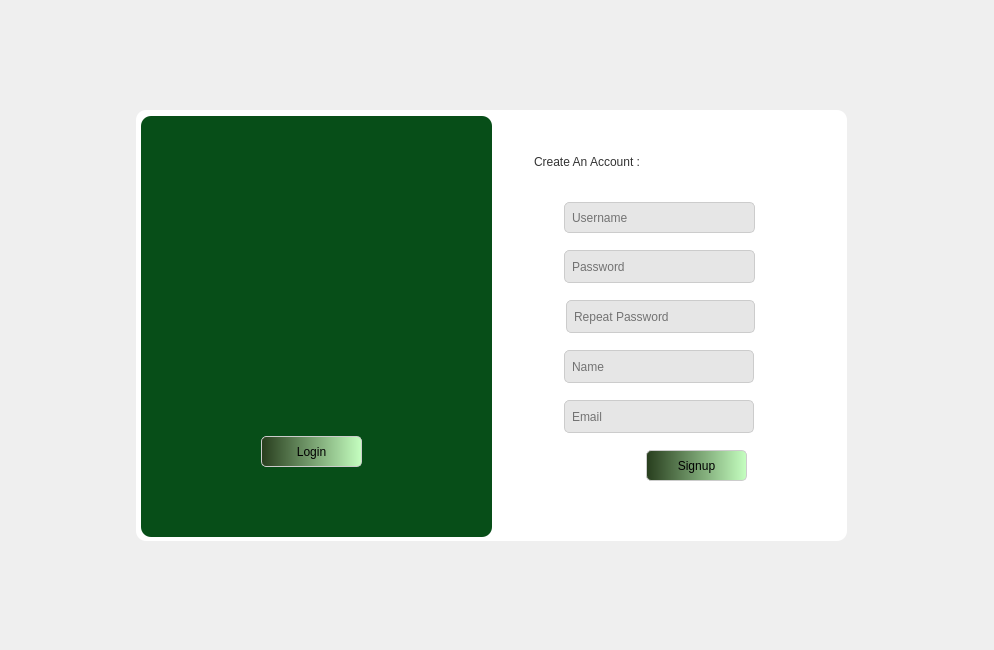
amir-h-A-0001/DS-SocialNetwork, file SocialNetwork/login_signup.ui: the form before one commit.
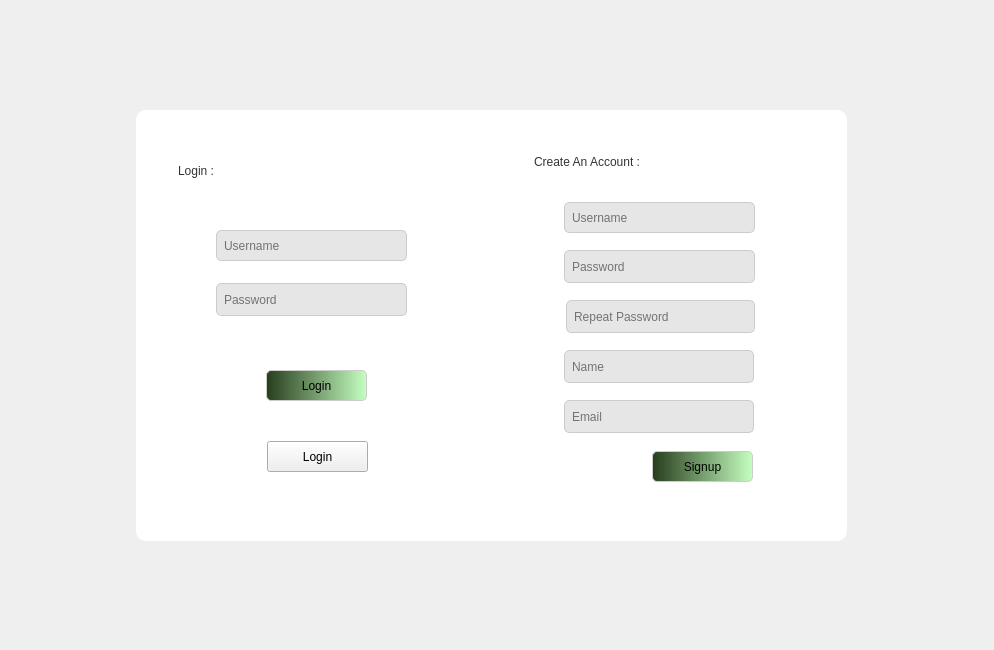
The form after the commit. Icons and pictures are not drawn.

Commit message: set background for picture frame in signup and login window

```diff
--- a/SocialNetwork/login_signup.ui
+++ b/SocialNetwork/login_signup.ui
@@ -34,13 +34,13 @@
     </property>
     <property name="styleSheet">
      <string notr="true">QFrame {
-	background-color: rgb(255, 255, 255);
 	border-radius: 10px;
+	background-color: rgb(255, 255, 255);
 }
+
 QLineEdit {
 	background-color: rgb(230, 230, 230);
-	
-	font: 10pt &quot;HvDTrial Brandon Text&quot;;
+	font: 10pt &quot;Dosis&quot;;
     border: 1px solid #cccccc;
     border-radius: 5px;
     padding: 5px;
@@ -57,7 +57,7 @@
 
 QPushButton {
   /* background-color: rgb(230, 230, 230);*/
-	font: 9pt &quot;HvDTrial Brandon Text&quot;;
+	font: 10pt &quot;Dosis&quot;;
 	background-color: qlineargradient(spread:pad, x1:0, y1:0, x2:1, y2:0, stop:0 rgba(39, 61, 29, 255), stop:1 rgba(197, 255, 192, 255));
 	color: rgb(0, 0, 0);
     border: 1px solid #cccccc;
@@ -69,7 +69,7 @@
 
 QLabel {
     color: #333333;
-	font: 10pt &quot;HvDTrial Brandon Text&quot;;
+	font: 12pt &quot;Dosis&quot;;
     background-color: transparent;
     padding: 5px;
 }
@@ -82,50 +82,6 @@
     <property name="frameShadow">
      <enum>QFrame::Shadow::Raised</enum>
     </property>
-    <widget class="QFrame" name="picture">
-     <property name="geometry">
-      <rect>
-       <x>5</x>
-       <y>6</y>
-       <width>351</width>
-       <height>421</height>
-      </rect>
-     </property>
-     <property name="sizePolicy">
-      <sizepolicy hsizetype="Fixed" vsizetype="Fixed">
-       <horstretch>0</horstretch>
-       <verstretch>0</verstretch>
-      </sizepolicy>
-     </property>
-     <property name="styleSheet">
-      <string notr="true">QFrame {
-	background-color: rgb(7, 78, 24)
-}
-</string>
-     </property>
-     <property name="frameShape">
-      <enum>QFrame::Shape::StyledPanel</enum>
-     </property>
-     <property name="frameShadow">
-      <enum>QFrame::Shadow::Raised</enum>
-     </property>
-     <widget class="QPushButton" name="openLoginSignupPB">
-      <property name="geometry">
-       <rect>
-        <x>120</x>
-        <y>320</y>
-        <width>101</width>
-        <height>31</height>
-       </rect>
-      </property>
-      <property name="text">
-       <string>Login</string>
-      </property>
-      <property name="checkable">
-       <bool>true</bool>
-      </property>
-     </widget>
-    </widget>
     <widget class="QLineEdit" name="nameLE">
      <property name="geometry">
       <rect>
@@ -286,8 +242,8 @@
     <widget class="QPushButton" name="signupPB">
      <property name="geometry">
       <rect>
-       <x>510</x>
-       <y>340</y>
+       <x>516</x>
+       <y>341</y>
        <width>101</width>
        <height>31</height>
       </rect>
@@ -302,6 +258,102 @@
       <string>Signup</string>
      </property>
     </widget>
+    <widget class="QLabel" name="loginLB">
+     <property name="geometry">
+      <rect>
+       <x>34</x>
+       <y>40</y>
+       <width>161</width>
+       <height>41</height>
+      </rect>
+     </property>
+     <property name="styleSheet">
+      <string notr="true">background : transparent;</string>
+     </property>
+     <property name="text">
+      <string>Login : </string>
+     </property>
+    </widget>
+    <widget class="QLabel" name="passwordLoginERLB">
+     <property name="geometry">
+      <rect>
+       <x>85</x>
+       <y>207</y>
+       <width>181</width>
+       <height>21</height>
+      </rect>
+     </property>
+     <property name="styleSheet">
+      <string notr="true">background : transparent;</string>
+     </property>
+     <property name="text">
+      <string/>
+     </property>
+    </widget>
+    <widget class="QPushButton" name="loginPB">
+     <property name="geometry">
+      <rect>
+       <x>130</x>
+       <y>260</y>
+       <width>101</width>
+       <height>31</height>
+      </rect>
+     </property>
+     <property name="sizePolicy">
+      <sizepolicy hsizetype="Fixed" vsizetype="Fixed">
+       <horstretch>0</horstretch>
+       <verstretch>0</verstretch>
+      </sizepolicy>
+     </property>
+     <property name="text">
+      <string>Login</string>
+     </property>
+    </widget>
+    <widget class="QLineEdit" name="passwordLoginLE">
+     <property name="geometry">
+      <rect>
+       <x>80</x>
+       <y>173</y>
+       <width>191</width>
+       <height>33</height>
+      </rect>
+     </property>
+     <property name="text">
+      <string/>
+     </property>
+     <property name="placeholderText">
+      <string>Password</string>
+     </property>
+    </widget>
+    <widget class="QLabel" name="usernameLoginERLB">
+     <property name="geometry">
+      <rect>
+       <x>85</x>
+       <y>151</y>
+       <width>181</width>
+       <height>21</height>
+      </rect>
+     </property>
+     <property name="styleSheet">
+      <string notr="true">background : transparent;</string>
+     </property>
+     <property name="text">
+      <string/>
+     </property>
+    </widget>
+    <widget class="QLineEdit" name="usernameLoginLE">
+     <property name="geometry">
+      <rect>
+       <x>80</x>
+       <y>120</y>
+       <width>191</width>
+       <height>31</height>
+      </rect>
+     </property>
+     <property name="placeholderText">
+      <string>Username</string>
+     </property>
+    </widget>
     <zorder>emailLE</zorder>
     <zorder>passwordLE</zorder>
     <zorder>signupPB</zorder>
@@ -314,7 +366,69 @@
     <zorder>rpPasswordERLB</zorder>
     <zorder>nameERLB</zorder>
     <zorder>emailERLB</zorder>
-    <zorder>picture</zorder>
+    <zorder>loginLB</zorder>
+    <zorder>passwordLoginERLB</zorder>
+    <zorder>loginPB</zorder>
+    <zorder>passwordLoginLE</zorder>
+    <zorder>usernameLoginERLB</zorder>
+    <zorder>usernameLoginLE</zorder>
+   </widget>
+   <widget class="QFrame" name="picture">
+    <property name="geometry">
+     <rect>
+      <x>142</x>
+      <y>115</y>
+      <width>351</width>
+      <height>421</height>
+     </rect>
+    </property>
+    <property name="sizePolicy">
+     <sizepolicy hsizetype="Fixed" vsizetype="Fixed">
+      <horstretch>0</horstretch>
+      <verstretch>0</verstretch>
+     </sizepolicy>
+    </property>
+    <property name="styleSheet">
+     <string notr="true">/*QFrame {
+	background-image: url(:/Backgrounds/							Premium_Vector_Woodland_forest_landscape_with_trees_enhanced.png);
+	border-radius: 15px;
+	background-size: cover;	
+	 background-repeat: no-repeat;
+    background-position: center;
+}
+*/
+
+QFrame {
+    background-image: url(:/Backgrounds/Premium_Vector_Woodland_forest_landscape_with_trees_enhanced.png);
+    background-position: center;
+    background-repeat: no-repeat;
+    border-radius: 15px;
+    border: 1px solid transparent; /* Optional */
+}
+</string>
+    </property>
+    <property name="frameShape">
+     <enum>QFrame::Shape::StyledPanel</enum>
+    </property>
+    <property name="frameShadow">
+     <enum>QFrame::Shadow::Raised</enum>
+    </property>
+    <widget class="QPushButton" name="openLoginSignupPB">
+     <property name="geometry">
+      <rect>
+       <x>125</x>
+       <y>326</y>
+       <width>101</width>
+       <height>31</height>
+      </rect>
+     </property>
+     <property name="text">
+      <string>Login</string>
+     </property>
+     <property name="checkable">
+      <bool>true</bool>
+     </property>
+    </widget>
    </widget>
   </widget>
  </widget>
```
Left out of the diff: 10 changed lines with no effect on the pictures. The commit also changes 18 other files.
